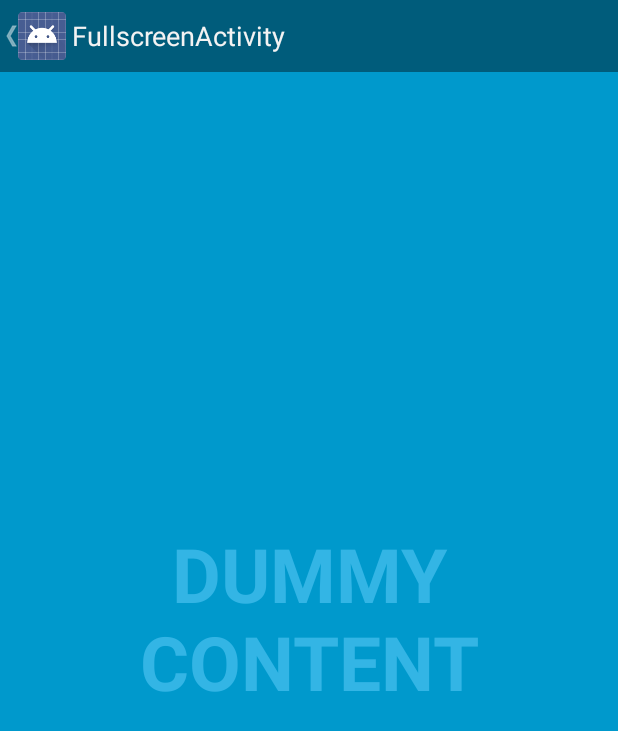
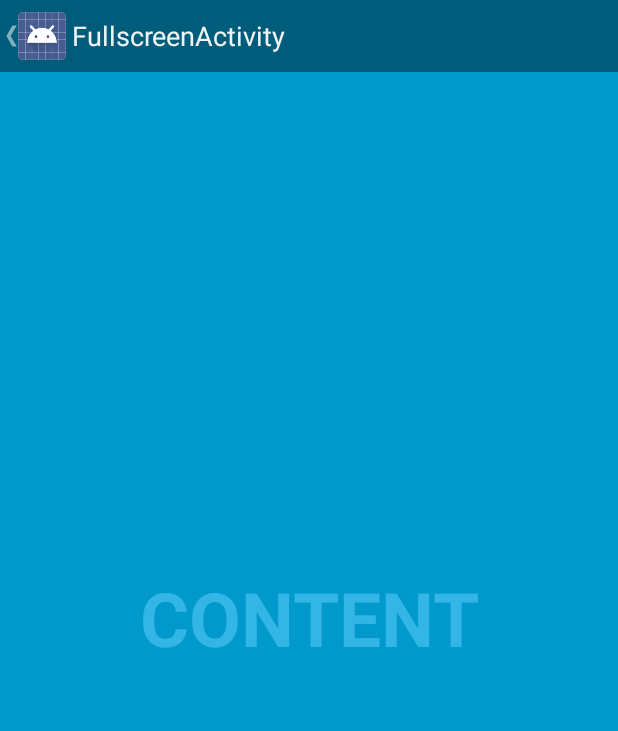
Before and after one commit to octohub/ticker, an Android app: the FullscreenActivity screen opened directly, with no data from a screen before it, on a phone screen of 412 x 824 dp. Shown: the top 731 px of the screen. Run offline under Robolectric (Android 15) with nearby library versions, the phone set to English and light mode, and no system bars; 1 statement that could not run was skipped.

```diff
--- a/app/src/main/java/com/richdomapps/ticker/FullscreenActivity.java
+++ b/app/src/main/java/com/richdomapps/ticker/FullscreenActivity.java
@@ -11,6 +11,9 @@ import android.view.MotionEvent;
 import android.view.View;
 import android.view.MenuItem;
 import android.support.v4.app.NavUtils;
+import android.view.animation.Animation;
+import android.view.animation.AnimationUtils;
+import android.widget.TextView;
 
 
 /**
@@ -47,6 +50,10 @@ public class FullscreenActivity extends Activity {
      * The instance of the {@link SystemUiHider} for this activity.
      */
     private SystemUiHider mSystemUiHider;
+
+    // For Animation
+    private TextView textViewToAnimate;
+    private Animation animationMove;
 
     @Override
     protected void onCreate(Bundle savedInstanceState) {
@@ -116,6 +123,12 @@ public class FullscreenActivity extends Activity {
         // operations to prevent the jarring behavior of controls going away
         // while interacting with the UI.
         findViewById(R.id.dummy_button).setOnTouchListener(mDelayHideTouchListener);
+
+        textViewToAnimate = (TextView) findViewById(R.id.fullscreen_content);
+
+        // load the animation
+        animationMove = AnimationUtils.loadAnimation(getApplicationContext(),
+                R.anim.fade_in);
     }
 
     @Override
--- a/app/src/main/res/values/strings.xml
+++ b/app/src/main/res/values/strings.xml
@@ -5,5 +5,5 @@
 
     <string name="title_activity_fullscreen">FullscreenActivity</string>
     <string name="dummy_button">Dummy Button</string>
-    <string name="dummy_content">DUMMY\nCONTENT</string>
+    <string name="dummy_content">CONTENT</string>
 </resources>
```
